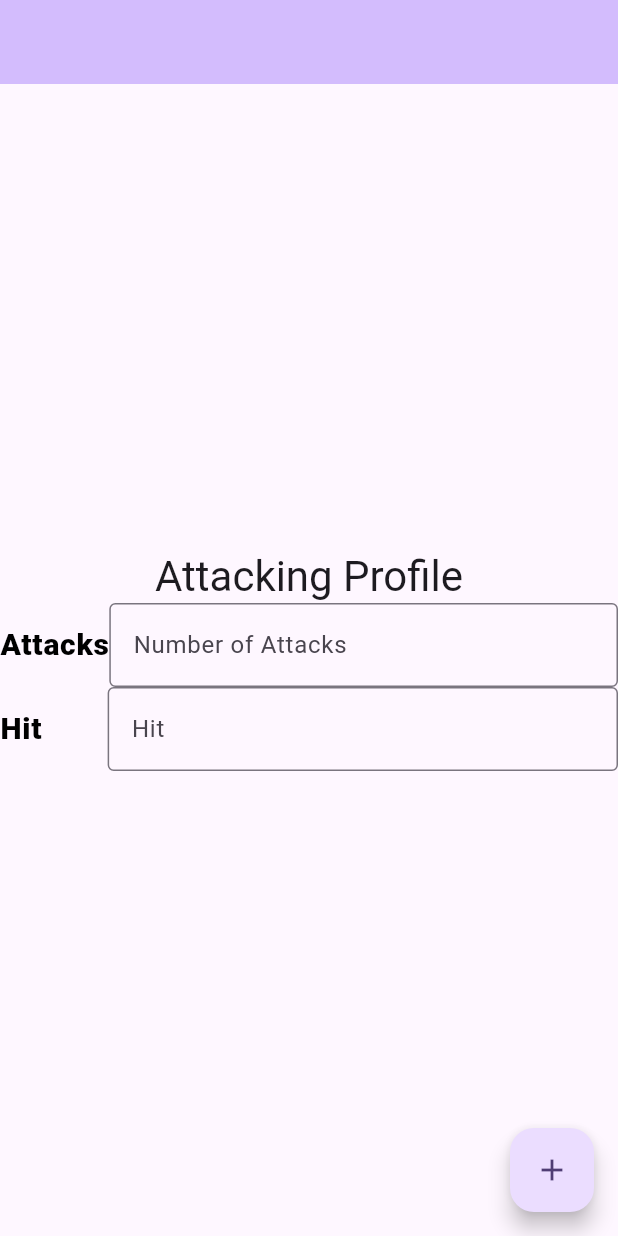
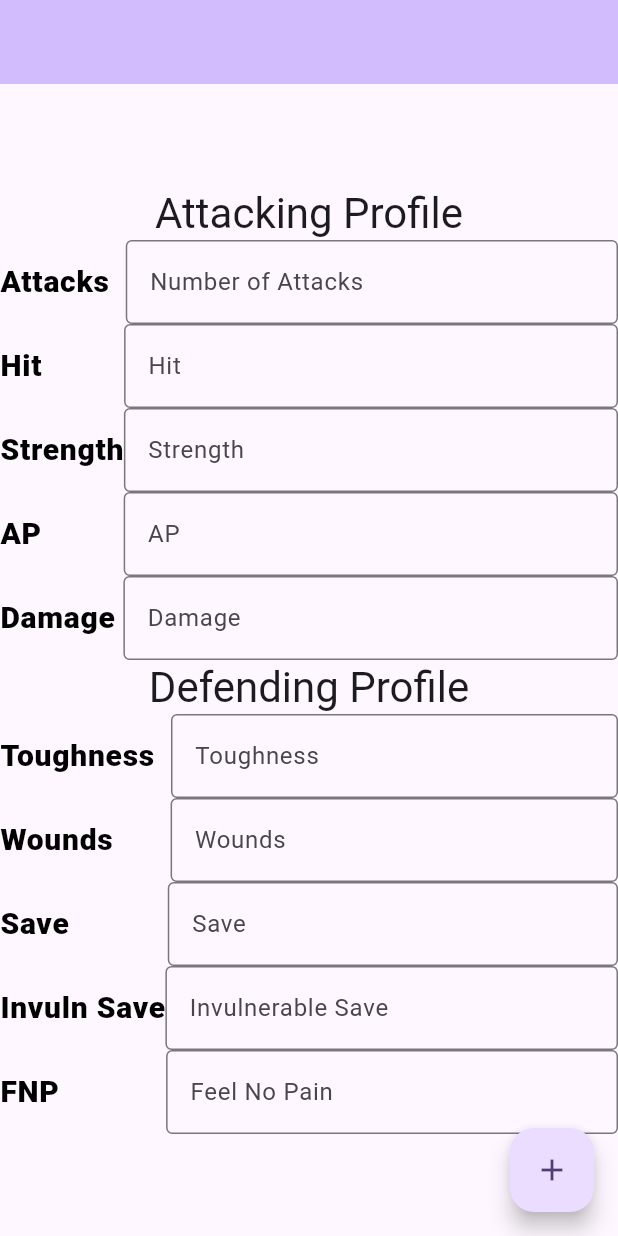
Before and after one commit to Grave2363/MathHammerClone, a Flutter app: the screen it shows after launch, on a phone screen of 412 x 824 dp. Run offline on Flutter 3.47's test engine with Material 3 defaults, Android fonts, the phone set to English and light mode, and no system bars.

Commit message:
more containers and controlers

```diff
--- a/lib/main.dart
+++ b/lib/main.dart
@@ -29,14 +29,16 @@ class MyHomePage extends StatefulWidget {
 }
 
 class _MyHomePageState extends State<MyHomePage> {
-
-final atks = Container(
-  child: Column(
-    children: [
-
-    ],
-  ),
-);
+  TextEditingController atkCon = new TextEditingController();
+  TextEditingController hitCon = new TextEditingController();
+  TextEditingController strCon = new TextEditingController();
+  TextEditingController apCon = new TextEditingController();
+  TextEditingController dmgCon = new TextEditingController();
+  TextEditingController touCon = new TextEditingController();
+  TextEditingController wndCon = new TextEditingController();
+  TextEditingController saveCon = new TextEditingController();
+  TextEditingController invulnCon = new TextEditingController();
+  TextEditingController fnpCon = new TextEditingController();
 
   void runTests() {
     setState(() {
@@ -59,7 +61,7 @@ final atks = Container(
               style: Theme.of(context).textTheme.headlineMedium,),
             Row(
               children: <Widget>[
-                Text('Attacks',
+                Text('Attacks  ',
                   style: TextStyle(
                     color: Colors.black,
                     fontWeight: FontWeight.w800,
@@ -78,7 +80,7 @@ final atks = Container(
             ),
             Row(
               children: <Widget>[
-                Text('Hit        ',
+                Text('Hit          ',
                   style: TextStyle(
                     color: Colors.black,
                     fontWeight: FontWeight.w800,
@@ -95,6 +97,160 @@ final atks = Container(
                 ),),
               ],
             ),
+            Row(
+              children: <Widget>[
+                Text('Strength',
+                  style: TextStyle(
+                    color: Colors.black,
+                    fontWeight: FontWeight.w800,
+                    fontFamily: 'Roboto',
+                    letterSpacing: 0.5,
+                    fontSize: 20,
+                  ),),
+                Flexible(child:
+                TextField(
+                  decoration: InputDecoration(
+                    border: OutlineInputBorder(),
+                    hintText: 'Strength',
+                  ),
+                ),),
+              ],
+            ),
+            Row(
+              children: <Widget>[
+                Text('AP          ',
+                  style: TextStyle(
+                    color: Colors.black,
+                    fontWeight: FontWeight.w800,
+                    fontFamily: 'Roboto',
+                    letterSpacing: 0.5,
+                    fontSize: 20,
+                  ),),
+                Flexible(child:
+                TextField(
+                  decoration: InputDecoration(
+                    border: OutlineInputBorder(),
+                    hintText: 'AP',
+                  ),
+                ),),
+              ],
+            ),
+            Row(
+              children: <Widget>[
+                Text('Damage ',
+                  style: TextStyle(
+                    color: Colors.black,
+                    fontWeight: FontWeight.w800,
+                    fontFamily: 'Roboto',
+                    letterSpacing: 0.5,
+                    fontSize: 20,
+                  ),),
+                Flexible(child:
+                TextField(
+                  decoration: InputDecoration(
+                    border: OutlineInputBorder(),
+                    hintText: 'Damage',
+                  ),
+                ),),
+              ],
+            ),
+            Text('Defending Profile',
+              style: Theme.of(context).textTheme.headlineMedium,),
+            Row(
+              children: <Widget>[
+                Text('Toughness  ',
+                  style: TextStyle(
+                    color: Colors.black,
+                    fontWeight: FontWeight.w800,
+                    fontFamily: 'Roboto',
+                    letterSpacing: 0.5,
+                    fontSize: 20,
+                  ),),
+                Flexible(child:
+                TextField(
+                  decoration: InputDecoration(
+                    border: OutlineInputBorder(),
+                    hintText: 'Toughness',
+                  ),
+                ),),
+              ],
+            ),
+            Row(
+              children: <Widget>[
+                Text('Wounds       ',
+                  style: TextStyle(
+                    color: Colors.black,
+                    fontWeight: FontWeight.w800,
+                    fontFamily: 'Roboto',
+                    letterSpacing: 0.5,
+                    fontSize: 20,
+                  ),),
+                Flexible(child:
+                TextField(
+                  decoration: InputDecoration(
+                    border: OutlineInputBorder(),
+                    hintText: 'Wounds',
+                  ),
+                ),),
+              ],
+            ),
+            Row(
+              children: <Widget>[
+                Text('Save            ',
+                  style: TextStyle(
+                    color: Colors.black,
+                    fontWeight: FontWeight.w800,
+                    fontFamily: 'Roboto',
+                    letterSpacing: 0.5,
+                    fontSize: 20,
+                  ),),
+                Flexible(child:
+                TextField(
+                  decoration: InputDecoration(
+                    border: OutlineInputBorder(),
+                    hintText: 'Save',
+                  ),
+                ),),
+              ],
+            ),
+            Row(
+              children: <Widget>[
+                Text('Invuln Save',
+                  style: TextStyle(
+                    color: Colors.black,
+                    fontWeight: FontWeight.w800,
+                    fontFamily: 'Roboto',
+                    letterSpacing: 0.5,
+                    fontSize: 20,
+                  ),),
+                Flexible(child:
+                TextField(
+                  decoration: InputDecoration(
+                    border: OutlineInputBorder(),
+                    hintText: 'Invulnerable Save',
+                  ),
+                ),),
+              ],
+            ),
+            Row(
+              children: <Widget>[
+                Text('FNP             ',
+                  style: TextStyle(
+                    color: Colors.black,
+                    fontWeight: FontWeight.w800,
+                    fontFamily: 'Roboto',
+                    letterSpacing: 0.5,
+                    fontSize: 20,
+                  ),),
+                Flexible(child:
+                TextField(
+                  decoration: InputDecoration(
+                    border: OutlineInputBorder(),
+                    hintText: 'Feel No Pain',
+                  ),
+                ),),
+              ],
+            ),
           ],
         ),
       ),
```
